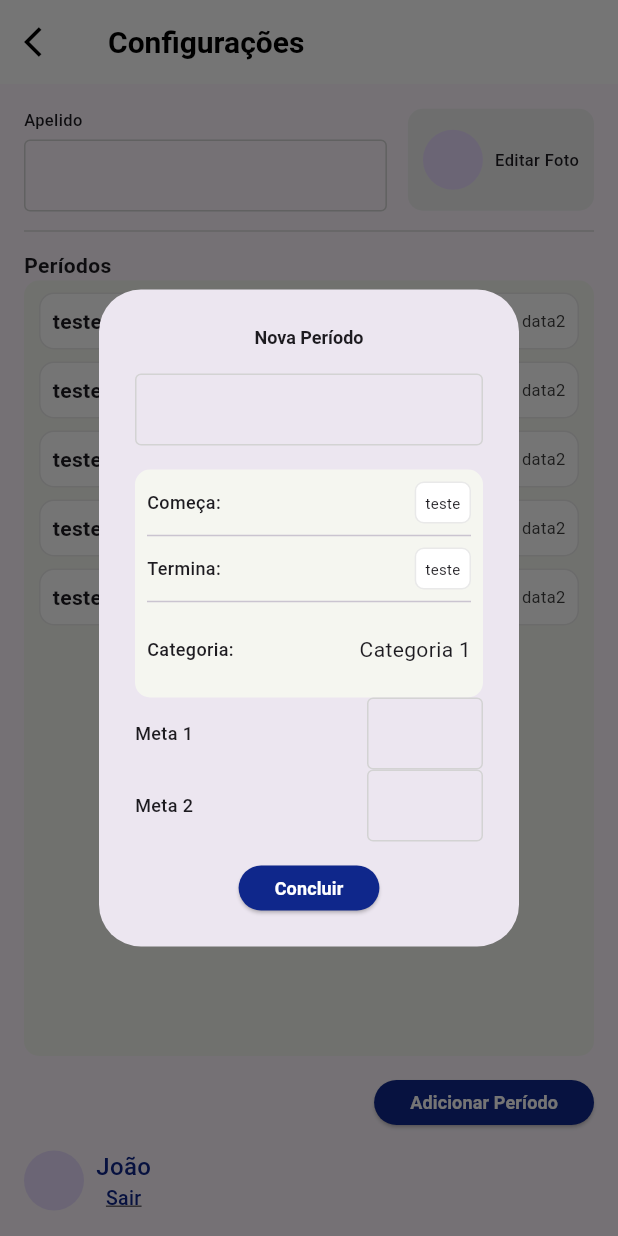
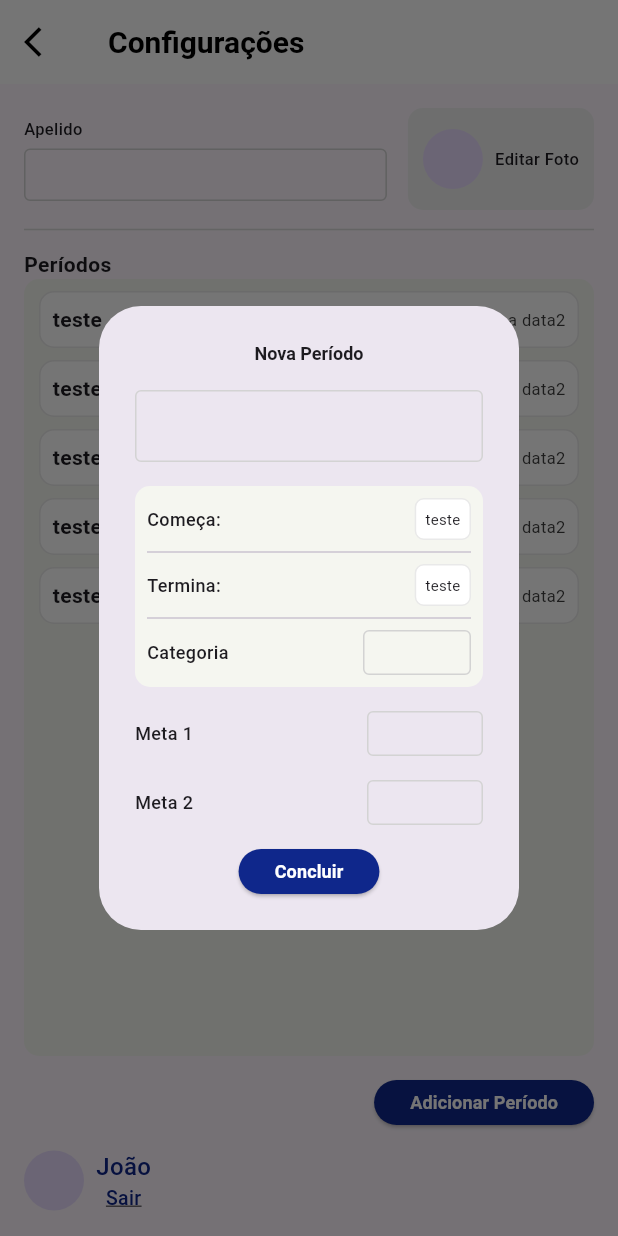
Before and after one commit to JacoRochadev/dev_task, a Flutter app: the screen it shows after launch, after a tap on "Adicionar Período", on a phone screen of 412 x 824 dp. Run offline on Flutter 3.47's test engine with Material 3 defaults, Android fonts, the phone set to English and light mode, and no system bars.

Commit message:
add dialod

```diff
--- a/lib/ui/widgets/period_add_dialog_widget.dart
+++ b/lib/ui/widgets/period_add_dialog_widget.dart
@@ -71,29 +71,20 @@ class PeridAddDialogWidget extends StatelessWidget {
                     ],
                   ),
                   const Divider(),
-                  const Row(
-                    mainAxisAlignment: MainAxisAlignment.spaceBetween,
-                    children: [
-                      Text(
-                        'Categoria:',
-                        style: TextStyle(
-                          fontSize: 12,
-                          fontWeight: FontWeight.w500,
-                        ),
-                      ),
-                      DropdownMenuItem(
-                        child: Text('Categoria 1'),
-                      )
-                    ],
+                  TextinputMetaWidget(
+                    label: 'Categoria',
+                    textEditingController: meta1TextEditingController,
                   ),
                 ],
               ),
             ),
           ),
+          const SizedBox(height: 16),
           TextinputMetaWidget(
             label: 'Meta 1',
             textEditingController: meta1TextEditingController,
           ),
+          const SizedBox(height: 16),
           TextinputMetaWidget(
             label: 'Meta 2',
             textEditingController: meta2TextEditingController,
@@ -103,7 +94,9 @@ class PeridAddDialogWidget extends StatelessWidget {
             mainAxisAlignment: MainAxisAlignment.center,
             children: [
               ButtonPeriodWidget(
-                onPressed: () {},
+                onPressed: () {
+                  Navigator.pop(context);
+                },
                 label: 'Concluir',
               ),
             ],
--- a/lib/ui/widgets/text_field_custom_widget.dart
+++ b/lib/ui/widgets/text_field_custom_widget.dart
@@ -25,8 +25,11 @@ class TextFieldCustomWidget extends StatelessWidget {
         const SizedBox(
           height: 5,
         ),
-        TextFormField(
-          controller: controller,
+        SizedBox(
+          height: 35,
+          child: TextFormField(
+            controller: controller,
+          ),
         ),
       ],
     ));
--- a/lib/ui/widgets/textinput_meta_widget.dart
+++ b/lib/ui/widgets/textinput_meta_widget.dart
@@ -25,8 +25,11 @@ class TextinputMetaWidget extends StatelessWidget {
         ),
         Expanded(
           flex: 1,
-          child: TextFormField(
-            controller: textEditingController,
+          child: SizedBox(
+            height: 30,
+            child: TextFormField(
+              controller: textEditingController,
+            ),
           ),
         ),
       ],
```
